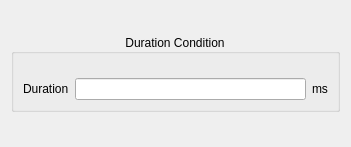
This is src/ManeuverPlanner/VisualScripter/Conditions/DurationCondition.ui in theilem/uavGS as Qt 5 draws it before an edit. The edited form follows.
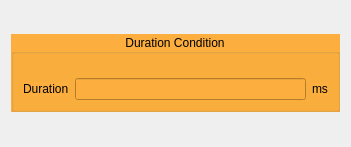
This is the edited form.

Commit message: Changing color scheme

Patch:
```diff
--- a/src/ManeuverPlanner/VisualScripter/Conditions/DurationCondition.ui
+++ b/src/ManeuverPlanner/VisualScripter/Conditions/DurationCondition.ui
@@ -28,6 +28,9 @@
        <verstretch>0</verstretch>
       </sizepolicy>
      </property>
+     <property name="styleSheet">
+      <string notr="true">background-color:rgb(252, 175, 62)</string>
+     </property>
      <property name="title">
       <string>Duration Condition</string>
      </property>
```
The commit also changes 7 other files.
